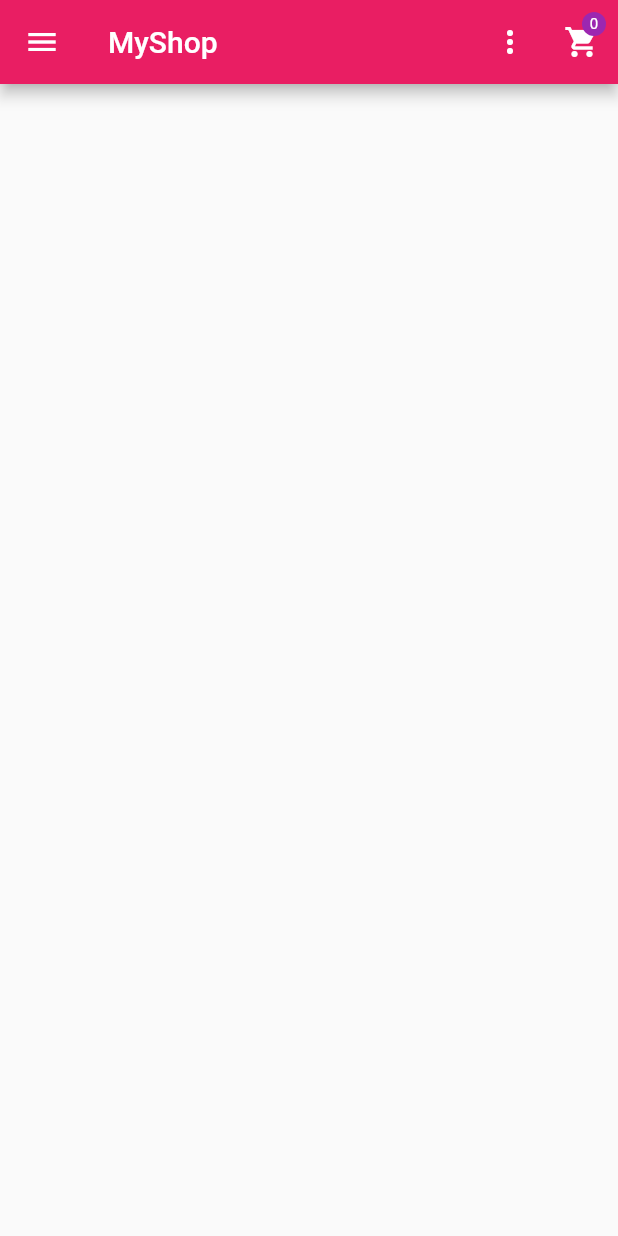
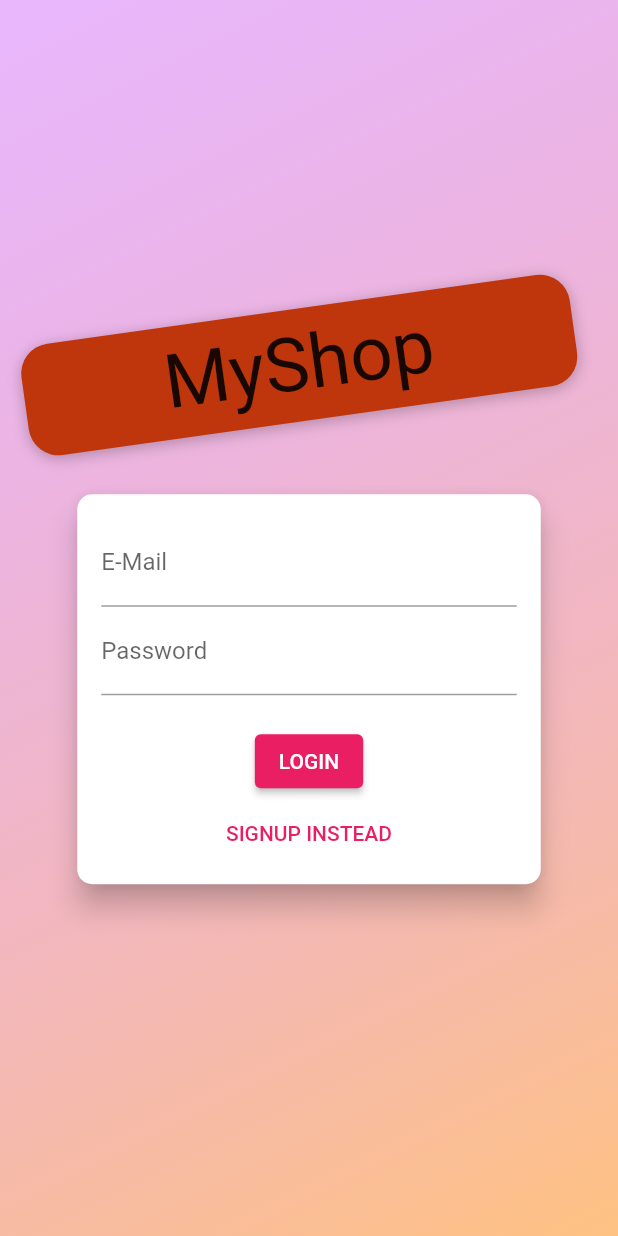
Before and after one commit to danieltyx/flutter_apps, a Flutter app: the screen it shows after launch, on a phone screen of 412 x 824 dp. Run offline on Flutter 3.47's test engine with Material 2 defaults, Android fonts, the phone set to English and light mode, and no system bars; Roboto replaces fonts that are missing (Anton).

Commit message:
auth beginning

```diff
--- a/shopapp/lib/main.dart
+++ b/shopapp/lib/main.dart
@@ -1,5 +1,6 @@
 import 'package:flutter/material.dart';
 import 'package:provider/provider.dart';
+import 'package:shopapp/providers/auth.dart';
 import 'package:shopapp/providers/cart.dart';
 import 'package:shopapp/providers/orders.dart';
 import 'package:shopapp/providers/products.dart';
@@ -9,6 +10,7 @@
 import 'package:shopapp/screens/product_detail_screen.dart';
 import 'package:shopapp/screens/products_overview_screen.dart';
 import 'package:shopapp/screens/user_products_screen.dart';
+import 'package:shopapp/screens/auth_screen.dart';
 
 void main() {
   runApp(const MyApp());
@@ -24,14 +26,16 @@
         providers: [
           ChangeNotifierProvider(create: (ctx) => Products()),
           ChangeNotifierProvider(create: (ctx) => Cart()),
-          ChangeNotifierProvider(create: (ctx) => Orders())
+          ChangeNotifierProvider(create: (ctx) => Orders()),
+          ChangeNotifierProvider(create: (ctx) => Auth()),
         ],
         child: MaterialApp(
           title: 'Shop App',
           theme: ThemeData(
               colorScheme: ColorScheme.fromSwatch(primarySwatch: Colors.pink)
                   .copyWith(secondary: Colors.purple)),
-          home: productsOverviewScreen(),
+          home: AuthScreen(),
+          //productsOverviewScreen(),
           routes: {
             // '/': (ctx) => productsOverviewScreen(),
             ProductDetailScreen.routeName: (ctx) => ProductDetailScreen(),
--- /dev/null
+++ b/shopapp/lib/providers/auth.dart
@@ -0,0 +1,34 @@
+import 'dart:convert';
+
+import 'package:flutter/material.dart';
+import 'package:http/http.dart' as http;
+
+class Auth with ChangeNotifier {
+  String _token = "";
+  DateTime _expiryDate = DateTime.now();
+  String _userID = "";
+
+  Future<void> signup(String email, String password) async {
+    final url = Uri.parse(
+        'https://identitytoolkit.googleapis.com/v1/accounts:signUp?key=AIzaSyCG1N7iEnmSszDE5rfb9XUdJ2xsLD97rbg');
+    final response = await http.post(url,
+        body: jsonEncode({
+          'email': email,
+          'password': password,
+          'returnSecureToken': true,
+        }));
+    print(json.decode(response.body));
+  }
+
+  Future<void> login(String email, String password) async {
+    final url = Uri.parse(
+        'https://identitytoolkit.googleapis.com/v1/accounts:signInWithPassword?key=AIzaSyCG1N7iEnmSszDE5rfb9XUdJ2xsLD97rbg');
+    final response = await http.post(url,
+        body: jsonEncode({
+          'email': email,
+          'password': password,
+          'returnSecureToken': true,
+        }));
+    print(json.decode(response.body));
+  }
+}
--- a/shopapp/lib/providers/products.dart
+++ b/shopapp/lib/providers/products.dart
@@ -67,7 +67,7 @@
       _items = loadedProducts;
       notifyListeners();
     } catch (error) {
-      throw (error);
+      rethrow;
     }
   }
 
--- /dev/null
+++ b/shopapp/lib/screens/auth_screen.dart
@@ -0,0 +1,232 @@
+import 'dart:math';
+
+import 'package:flutter/material.dart';
+import 'package:provider/provider.dart';
+import 'package:shopapp/providers/auth.dart';
+
+enum AuthMode { Signup, Login }
+
+class AuthScreen extends StatelessWidget {
+  static const routeName = '/auth';
+
+  @override
+  Widget build(BuildContext context) {
+    final deviceSize = MediaQuery.of(context).size;
+    // final transformConfig = Matrix4.rotationZ(-8 * pi / 180);
+    // transformConfig.translate(-10.0);
+    return Scaffold(
+      // resizeToAvoidBottomInset: false,
+      body: Stack(
+        children: <Widget>[
+          Container(
+            decoration: BoxDecoration(
+              gradient: LinearGradient(
+                colors: [
+                  Color.fromRGBO(215, 117, 255, 1).withOpacity(0.5),
+                  Color.fromRGBO(255, 188, 117, 1).withOpacity(0.9),
+                ],
+                begin: Alignment.topLeft,
+                end: Alignment.bottomRight,
+                stops: [0, 1],
+              ),
+            ),
+          ),
+          SingleChildScrollView(
+            child: Container(
+              height: deviceSize.height,
+              width: deviceSize.width,
+              child: Column(
+                mainAxisAlignment: MainAxisAlignment.center,
+                crossAxisAlignment: CrossAxisAlignment.center,
+                children: <Widget>[
+                  Flexible(
+                    child: Container(
+                      margin: EdgeInsets.only(bottom: 20.0),
+                      padding:
+                          EdgeInsets.symmetric(vertical: 8.0, horizontal: 94.0),
+                      transform: Matrix4.rotationZ(-8 * pi / 180)
+                        ..translate(-10.0),
+                      // ..translate(-10.0),
+                      decoration: BoxDecoration(
+                        borderRadius: BorderRadius.circular(20),
+                        color: Colors.deepOrange.shade900,
+                        boxShadow: [
+                          BoxShadow(
+                            blurRadius: 8,
+                            color: Colors.black26,
+                            offset: Offset(0, 2),
+                          )
+                        ],
+                      ),
+                      child: Text(
+                        'MyShop',
+                        style: TextStyle(
+                          fontSize: 50,
+                          fontFamily: 'Anton',
+                          fontWeight: FontWeight.normal,
+                        ),
+                      ),
+                    ),
+                  ),
+                  Flexible(
+                    flex: deviceSize.width > 600 ? 2 : 1,
+                    child: AuthCard(),
+                  ),
+                ],
+              ),
+            ),
+          ),
+        ],
+      ),
+    );
+  }
+}
+
+class AuthCard extends StatefulWidget {
+  const AuthCard({
+    Key? key,
+  }) : super(key: key);
+
+  @override
+  _AuthCardState createState() => _AuthCardState();
+}
+
+class _AuthCardState extends State<AuthCard> {
+  final GlobalKey<FormState> _formKey = GlobalKey();
+  AuthMode _authMode = AuthMode.Login;
+  Map<String, String> _authData = {
+    'email': '',
+    'password': '',
+  };
+  var _isLoading = false;
+  final _passwordController = TextEditingController();
+
+  Future<void> _submit() async {
+    if (!_formKey.currentState!.validate()) {
+      // Invalid!
+      return;
+    }
+    _formKey.currentState!.save();
+    setState(() {
+      _isLoading = true;
+    });
+    if (_authMode == AuthMode.Login) {
+      // Log user in
+      await Provider.of<Auth>(context, listen: false)
+          .login(_authData['email']!, _authData['password']!);
+    } else {
+      // Sign user up
+
+      await Provider.of<Auth>(context, listen: false)
+          .signup(_authData['email']!, _authData['password']!);
+    }
+    setState(() {
+      _isLoading = false;
+    });
+  }
+
+  void _switchAuthMode() {
+    if (_authMode == AuthMode.Login) {
+      setState(() {
+        _authMode = AuthMode.Signup;
+      });
+    } else {
+      setState(() {
+        _authMode = AuthMode.Login;
+      });
+    }
+  }
+
+  @override
+  Widget build(BuildContext context) {
+    final deviceSize = MediaQuery.of(context).size;
+    return Card(
+      shape: RoundedRectangleBorder(
+        borderRadius: BorderRadius.circular(10.0),
+      ),
+      elevation: 8.0,
+      child: Container(
+        height: _authMode == AuthMode.Signup ? 320 : 260,
+        constraints:
+            BoxConstraints(minHeight: _authMode == AuthMode.Signup ? 320 : 260),
+        width: deviceSize.width * 0.75,
+        padding: EdgeInsets.all(16.0),
+        child: Form(
+          key: _formKey,
+          child: SingleChildScrollView(
+            child: Column(
+              children: <Widget>[
+                TextFormField(
+                  decoration: InputDecoration(labelText: 'E-Mail'),
+                  keyboardType: TextInputType.emailAddress,
+                  validator: (value) {
+                    if (value!.isEmpty || !value.contains('@')) {
+                      return 'Invalid email!';
+                    }
+                    return null;
+                    return null;
+                  },
+                  onSaved: (value) {
+                    _authData['email'] = value!;
+                  },
+                ),
+                TextFormField(
+                  decoration: InputDecoration(labelText: 'Password'),
+                  obscureText: true,
+                  controller: _passwordController,
+                  validator: (value) {
+                    if (value!.isEmpty || value.length < 5) {
+                      return 'Password is too short!';
+                    }
+                  },
+                  onSaved: (value) {
+                    _authData['password'] = value!;
+                  },
+                ),
+                if (_authMode == AuthMode.Signup)
+                  TextFormField(
+                    enabled: _authMode == AuthMode.Signup,
+                    decoration: InputDecoration(labelText: 'Confirm Password'),
+                    obscureText: true,
+                    validator: _authMode == AuthMode.Signup
+                        ? (value) {
+                            if (value != _passwordController.text) {
+                              return 'Passwords do not match!';
+                            }
+                          }
+                        : null,
+                  ),
+                SizedBox(
+                  height: 20,
+                ),
+                if (_isLoading)
+                  CircularProgressIndicator()
+                else
+                  ElevatedButton(
+                    child:
+                        Text(_authMode == AuthMode.Login ? 'LOGIN' : 'SIGN UP'),
+                    onPressed: _submit,
+                    // shape: RoundedRectangleBorder(
+                    //   borderRadius: BorderRadius.circular(30),
+                    // ),
+                    // padding:
+                    //     EdgeInsets.symmetric(horizontal: 30.0, vertical: 8.0),
+                    // color: Theme.of(context).primaryColor,
+                    // textColor: Theme.of(context).primaryTextTheme.button.color,
+                  ),
+                TextButton(
+                  child: Text(
+                      '${_authMode == AuthMode.Login ? 'SIGNUP' : 'LOGIN'} INSTEAD'),
+                  onPressed: _switchAuthMode,
+                  // style: ButtonStyle(padding: EdgeInsets.symmetric(horizontal: 30.0, vertical: 4),
+                  // materialTapTargetSize: MaterialTapTargetSize.shrinkWrap,
+                  // textColor: Theme.of(context).primaryColor,),
+                ),
+              ],
+            ),
+          ),
+        ),
+      ),
+    );
+  }
+}
--- a/shopapp/lib/screens/products_overview_screen.dart
+++ b/shopapp/lib/screens/products_overview_screen.dart
@@ -22,7 +22,7 @@
 class _productsOverviewScreenState extends State<productsOverviewScreen> {
   var _showOnlyFav = false;
   var _init = true;
-  var _isLoading = false;
+  var _isLoading = true;
 
   // @override
   // void initState() {
```
Also changed, not shown: 1 other file.
